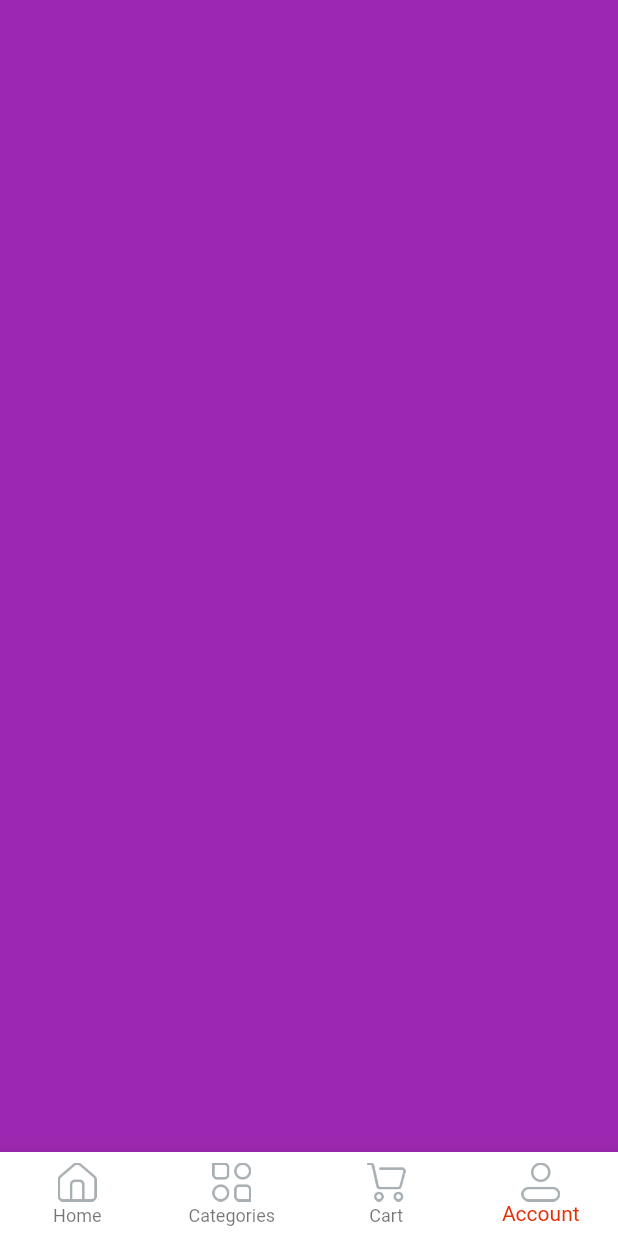
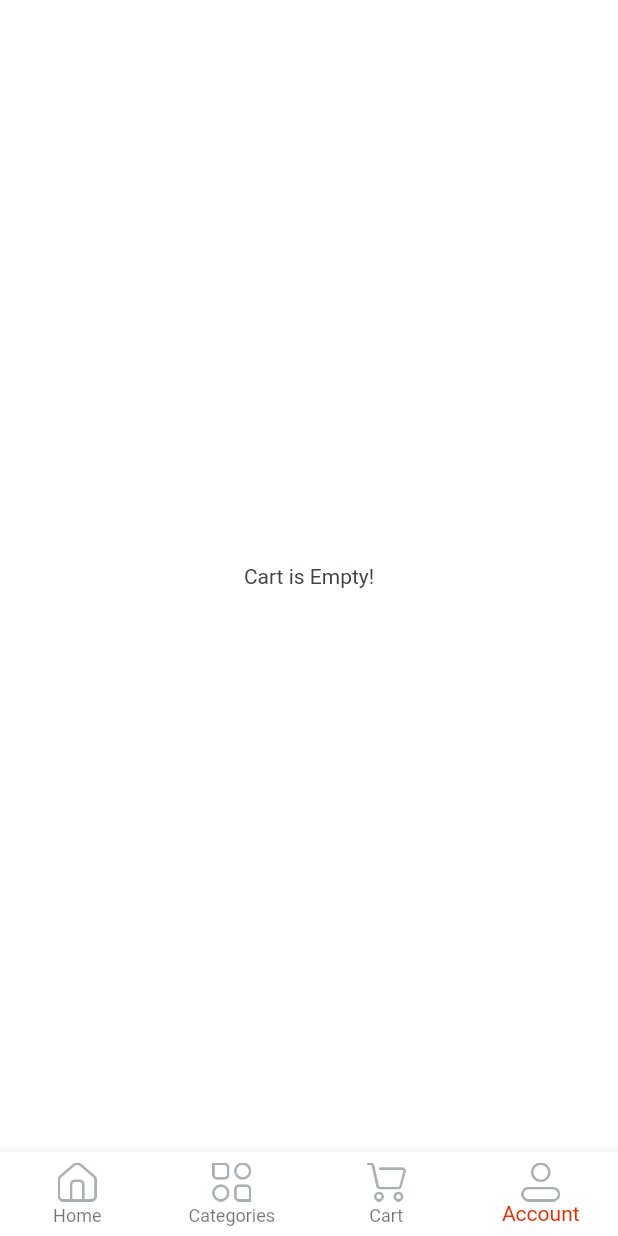
Before and after one commit to jain-dishika/PizzaOrdering-App, a Flutter app: the Home screen opened directly, item 4 of the bottom bar chosen, on a phone screen of 412 x 824 dp. Run offline on Flutter 3.47's test engine with Material 2 defaults, Android fonts, the phone set to English and light mode, and no system bars; our stand-ins replace get, velocity_x; Roboto replaces fonts that are missing (sans_regular, sans_semibold).

```diff
--- a/lib/views/cart_screen/cart_screen.dart
+++ b/lib/views/cart_screen/cart_screen.dart
@@ -6,7 +6,8 @@ class CartScreen extends StatelessWidget {
   @override
   Widget build(BuildContext context) {
     return Container(
-      color: Colors.purple,
+      color: const Color.fromRGBO(255, 255, 255, 1),
+      child: "Cart is Empty!".text.fontFamily(semibold).color(darkFontGrey).makeCentered(),
     );
   }
 }
```
